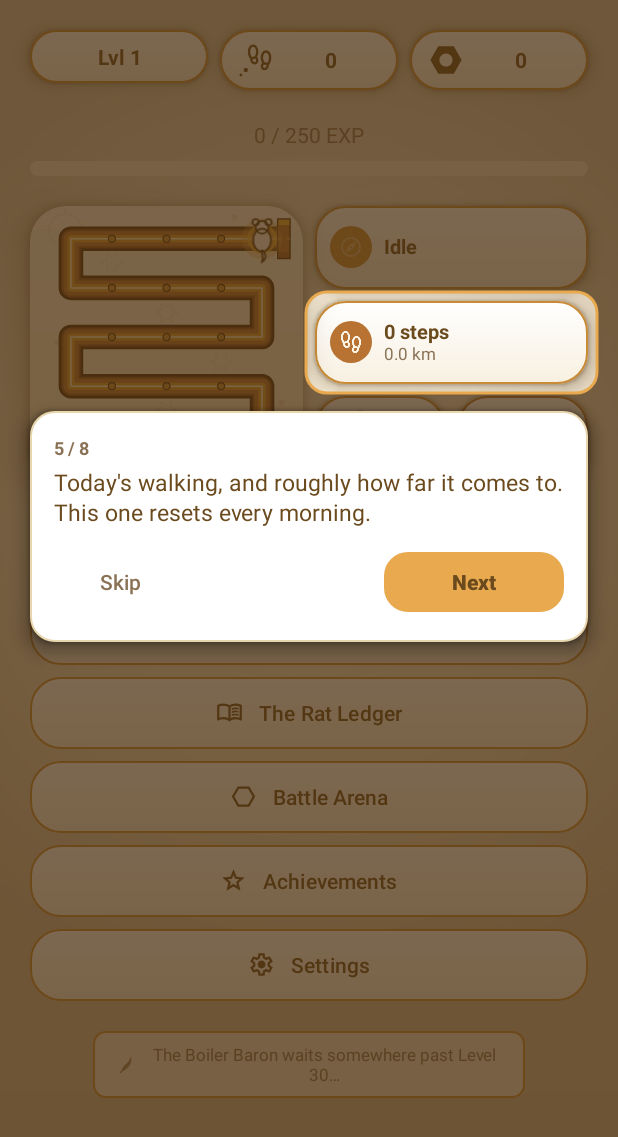
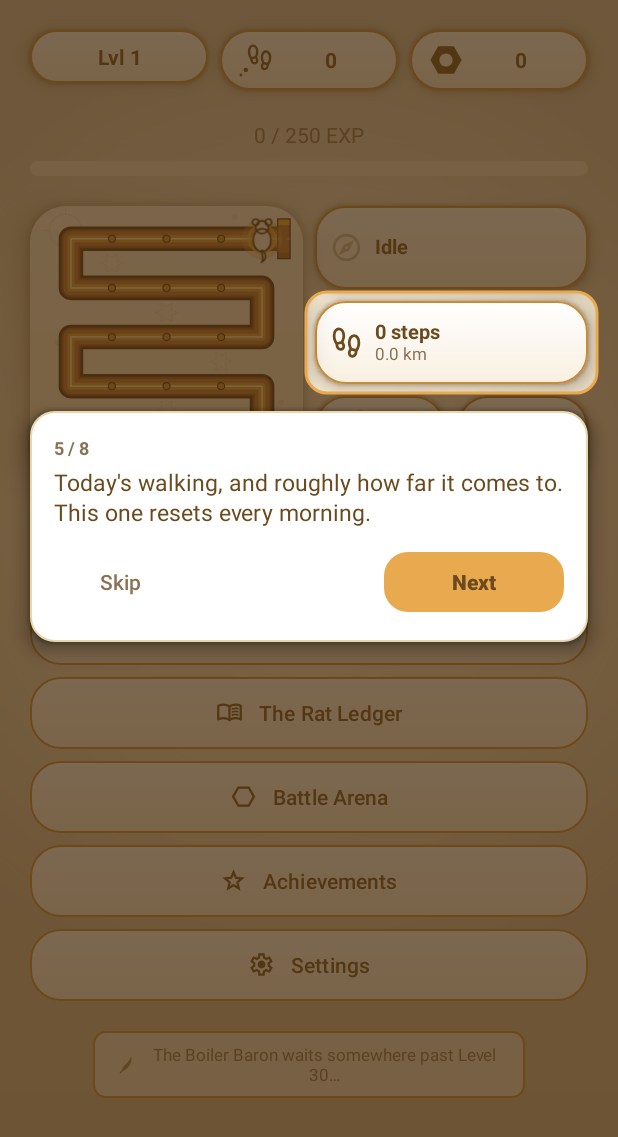
Before and after one commit to jmatts94-gif/RatKingRecon, an Android app: the MainActivity screen opened directly, with no data from a screen before it, after a tap on "Tasks", on a phone screen of 412 x 824 dp. Shown: the top 1137 px of the screen. Run offline under Robolectric (Android 15) with nearby library versions, the phone set to English and light mode, and no system bars; 3 other taps on this screen came first.

Commit message:
Drop the Idle/steps tile icon chips - read as an unwanted glow
Requested directly, after seeing them live: "I dont really like the
glow around the idle symbol, and the step symbol. In both light and
dark mode." The amber/copper circle chips from the previous commit
were meant to give those two tiles a flash of colour, but landed as a
soft halo around the icon instead - not what a solid flat chip was
supposed to read as, and disliked in both themes rather than just one.

Reverted cleanly rather than adjusted: expeditionIcon and the steps
tile's icon are back to plain 22dp glyphs with no wrapping FrameLayout,
and the two now-unused bg_icon_chip_amber/_copper drawables are
deleted rather than left dangling. The brass pill border and the
deepened page vignette from the same pass are untouched - only the
icon chips were the part that didn't work.

Build and unit tests clean; verified live that both tiles are back to
plain icons in both themes.

Co-Authored-By: Claude Sonnet 5 <noreply@anthropic.com>
Claude-Session: https://claude.ai/code/session_015znHDKhJtWkQbFgVL1Undx

```diff
--- a/app/src/main/res/drawable/bg_icon_chip_amber.xml
+++ /dev/null
@@ -1,21 +0,0 @@
-<?xml version="1.0" encoding="utf-8"?>
-<!--
-  A small solid backdrop behind a tile's own icon - the expedition tile's,
-  specifically (see activity_main.xml). One of two colour chips (the other
-  is bg_icon_chip_copper) meant to give each home-screen tile a flash of its
-  own colour rather than every icon sitting on the same cream every other
-  tile already is - part of the same "a little more punch" pass the pill
-  border and the page vignette are.
-
-  Solid amber_dark, not a translucent wash: this sits on a plain cream tile
-  background rather than over art, so there is nothing under it a wash would
-  need to show through, and a flat colour reads as a deliberate chip rather
-  than a smudge. The icon drawn on top needs android:tint="@color/cream" to
-  stay legible against it - see [ic_expedition]'s own fillColor, which is
-  text_primary and would otherwise vanish against amber_dark at this
-  contrast.
--->
-<shape xmlns:android="http://schemas.android.com/apk/res/android"
-    android:shape="oval">
-    <solid android:color="@color/amber_dark" />
-</shape>
--- a/app/src/main/res/drawable/bg_icon_chip_copper.xml
+++ /dev/null
@@ -1,11 +0,0 @@
-<?xml version="1.0" encoding="utf-8"?>
-<!--
-  See bg_icon_chip_amber.xml's own comment - the same idea, copper instead
-  of amber_dark, behind the steps tile's icon so the two tiles read as two
-  different colours rather than one repeated chip. Needs the same
-  android:tint="@color/cream" on the icon drawn over it.
--->
-<shape xmlns:android="http://schemas.android.com/apk/res/android"
-    android:shape="oval">
-    <solid android:color="@color/copper" />
-</shape>
--- a/app/src/main/res/layout/activity_main.xml
+++ b/app/src/main/res/layout/activity_main.xml
@@ -274,29 +274,13 @@
                     android:clickable="true"
                     android:focusable="true">
 
-                    <!--
-                      A small colour chip behind the icon - see
-                      bg_icon_chip_amber.xml's own comment. 28dp so it clears
-                      the 22dp icon by 3dp all round; the icon shrinks to
-                      16dp and switches to a cream tint on top of it, since
-                      its baked-in text_primary fill (see ic_expedition) is
-                      close to invisible against amber_dark at this contrast.
-                    -->
-                    <FrameLayout
-                        android:layout_width="28dp"
-                        android:layout_height="28dp"
-                        android:background="@drawable/bg_icon_chip_amber">
-
                     <ImageView
                         android:id="@+id/expeditionIcon"
-                            android:layout_width="16dp"
-                            android:layout_height="16dp"
-                            android:layout_gravity="center"
+                        android:layout_width="22dp"
+                        android:layout_height="22dp"
                         android:scaleType="fitCenter"
                         android:src="@drawable/ic_expedition"
-                            android:tint="@color/cream"
                         android:importantForAccessibility="no" />
-                    </FrameLayout>
 
                     <TextView
                         android:id="@+id/expeditionStatus"
@@ -334,22 +318,12 @@
                     android:outlineSpotShadowColor="@color/shadow_warm"
                     tools:targetApi="28">
 
-                    <!-- Copper rather than expeditionTile's amber - see
-                         bg_icon_chip_copper.xml's own comment. -->
-                    <FrameLayout
-                        android:layout_width="28dp"
-                        android:layout_height="28dp"
-                        android:background="@drawable/bg_icon_chip_copper">
-
                     <ImageView
-                            android:layout_width="16dp"
-                            android:layout_height="16dp"
-                            android:layout_gravity="center"
+                        android:layout_width="22dp"
+                        android:layout_height="22dp"
                         android:scaleType="fitCenter"
                         android:src="@drawable/ic_footprint"
-                            android:tint="@color/cream"
                         android:importantForAccessibility="no" />
-                    </FrameLayout>
 
                     <LinearLayout
                         android:layout_width="0dp"
```
Lines whose indentation alone changed are shown as unchanged.
